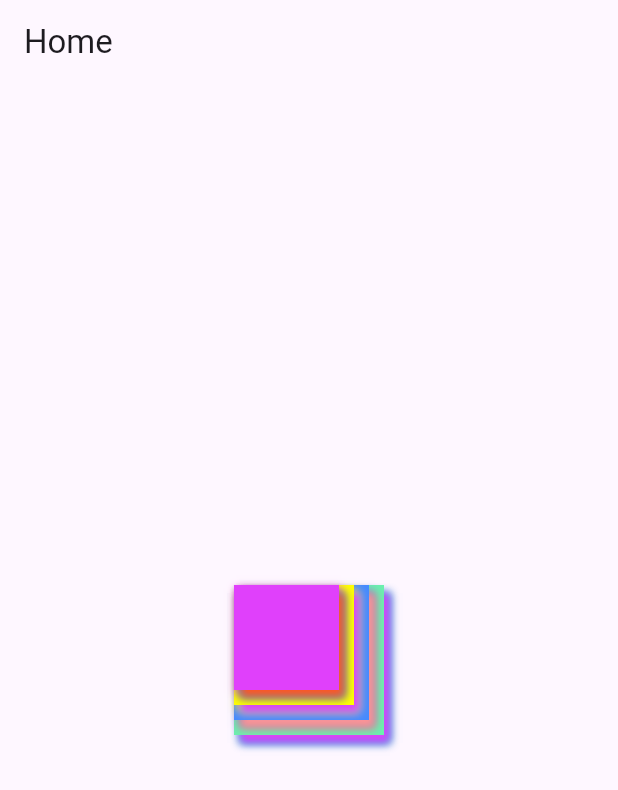
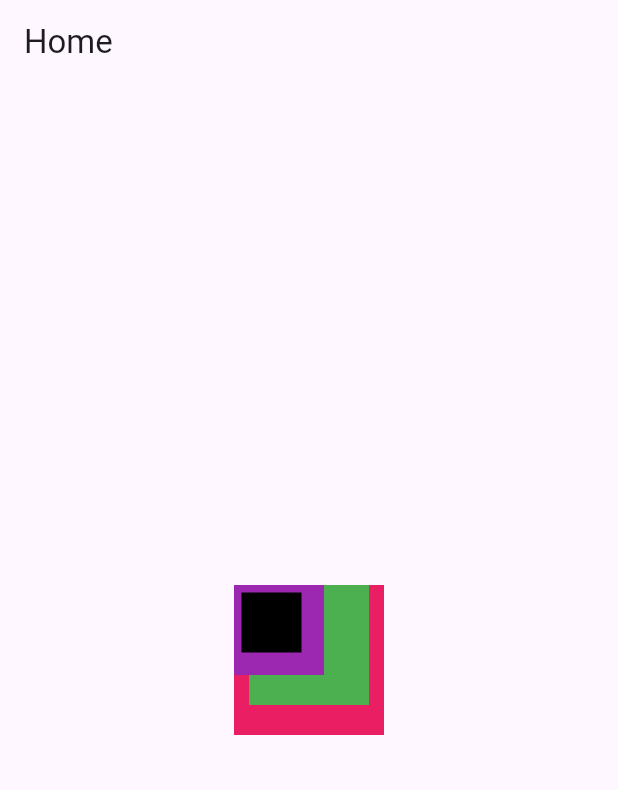
Before and after one commit to Ashraf-Samiu/Responsive_AdaptiveWidgets, a Flutter app: the screen it shows after launch, on a phone screen of 412 x 824 dp. Shown: the top 790 px of the screen. Run offline on Flutter 3.47's test engine with Material 3 defaults, Android fonts, the phone set to English and light mode, and no system bars.

Commit message:
Positioned_Align Commit

```diff
--- a/lib/main.dart
+++ b/lib/main.dart
@@ -18,106 +18,40 @@ class HomeScreen extends StatelessWidget{
       appBar: AppBar(
         title: Text("Home"),
       ),
-      ///Stack follow the stack data structure...
       body: Center(
         child: Stack(
           children: [
             Container(
               width: 100,
               height: 100,
-              decoration: BoxDecoration(
-                color: Colors.greenAccent,
-                  boxShadow: [
-                    BoxShadow(
-                      color: Colors.greenAccent,
-                      blurRadius: 4,
-                      offset: Offset(4, 5)
-                    ),
-                    BoxShadow(
-                        color: Colors.lightBlue,
-                        blurRadius: 4,
-                        offset: Offset(4, 5)
-                    ),
-                    BoxShadow(
-                        color: Colors.purpleAccent,
-                        blurRadius: 4,
-                        offset: Offset(4, 5)
-                    ),
-                  ]
-              ),
+              color: Colors.pink,
+            ),
+            ///fill will cover the whole area..we can position it with align widget
+            Positioned.fill(
+                child: Align(
+                  ///by default it will take that widget in the center..(Alignment.center)
+                  alignment: Alignment.topCenter,
+                  child: Container(
+                    width: 80,
+                    height: 80,
+                    color: Colors.green,
+                  ),
+                ),
             ),
             Container(
-              width: 90,
-              height: 90,
-              decoration: BoxDecoration(
-                color: Colors.blueAccent,
-                  boxShadow: [
-                    BoxShadow(
-                        color: Colors.blueAccent,
-                        blurRadius: 4,
-                        offset: Offset(3, 4)
-                    ),
-                    BoxShadow(
-                        color: Colors.redAccent,
-                        blurRadius: 4,
-                        offset: Offset(4, 5)
-                    ),
-                    BoxShadow(
-                        color: Colors.white38,
-                        blurRadius: 4,
-                        offset: Offset(4, 5)
-                    ),
-                  ]
+              width: 60,
+              height: 60,
+              color: Colors.purple,
+            ),
+            Positioned(
+              top: 5,
+              left: 5,
+              child: Container(
+                width: 40,
+                height: 40,
+                color: Colors.black,
               ),
-            ),
-            Container(
-              width: 80,
-              height: 80,
-              decoration: BoxDecoration(
-                color: Colors.yellowAccent,
-                  boxShadow: [
-                    BoxShadow(
-                        color: Colors.yellowAccent,
-                        blurRadius: 4,
-                        offset: Offset(2, 3)
-                    ),
-                    BoxShadow(
-                        color: Colors.greenAccent,
-                        blurRadius: 4,
-                        offset: Offset(4, 5)
-                    ),
-                    BoxShadow(
-                        color: Colors.purpleAccent,
-                        blurRadius: 4,
-                        offset: Offset(4, 5)
-                    ),
-                  ]
-              ),
-            ),
-            Container(
-              width: 70,
-              height: 70,
-              decoration: BoxDecoration(
-                color: Colors.purpleAccent,
-                  boxShadow: [
-                    BoxShadow(
-                        color: Colors.purpleAccent,
-                        blurRadius: 4,
-                        offset: Offset(1, 2)
-                    ),
-                    BoxShadow(
-                        color: Colors.lightBlue,
-                        blurRadius: 4,
-                        offset: Offset(4, 5)
-                    ),
-                    BoxShadow(
-                        color: Colors.deepOrange,
-                        blurRadius: 4,
-                        offset: Offset(4, 5)
-                    ),
-                  ]
-              ),
-            ),
+            )
           ],
         ),
       ),
```
